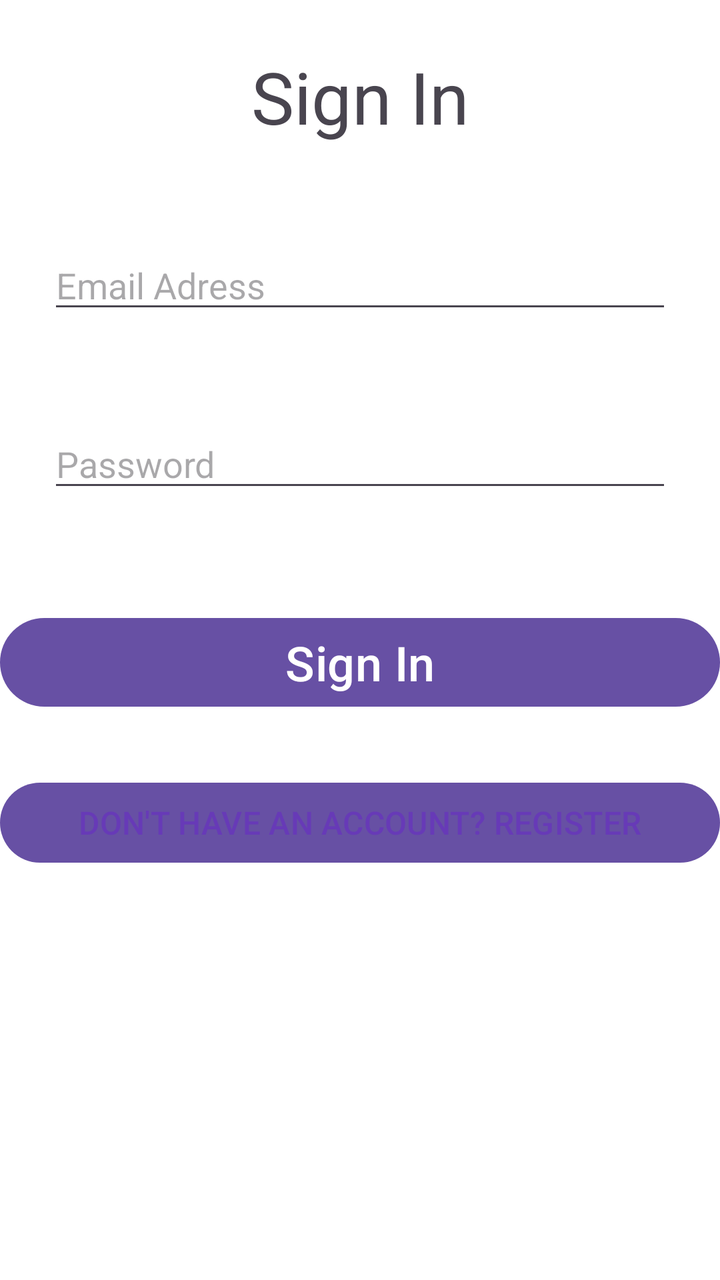
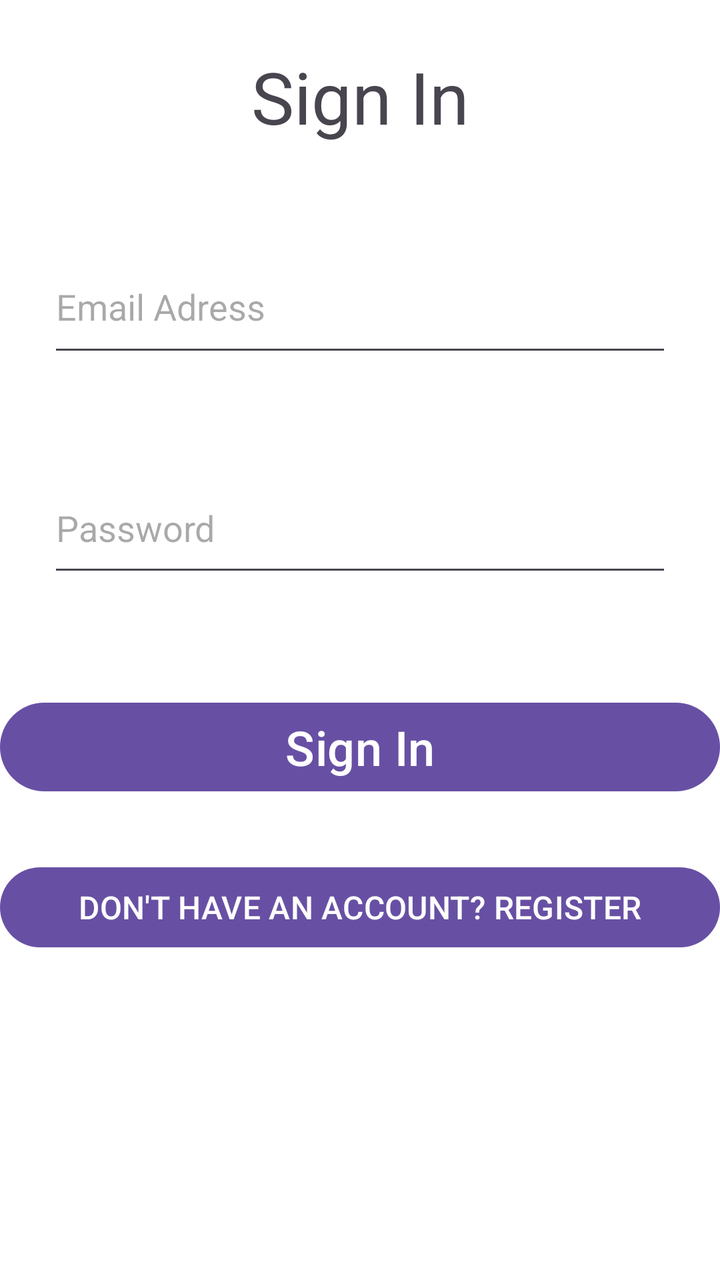

Screens rendered from an Android XML layout before and after an edit, with the pre-edit source and the edit as a unified diff.
<!-- AndroidManifest.xml: application theme Theme.FinalProjShab -->
<!-- res/layout/activity_sign_in.xml -->
<?xml version="1.0" encoding="utf-8"?>
<LinearLayout xmlns:android="http://schemas.android.com/apk/res/android"
    xmlns:app="http://schemas.android.com/apk/res-auto"
    xmlns:tools="http://schemas.android.com/tools"
    android:id="@+id/main"
    android:layout_width="match_parent"
    android:layout_height="match_parent"
    android:layout_margin="1dp"
    android:background="#FFFFFF"
    android:orientation="vertical"
    app:layoutDescription="@xml/activity_sign_in_scene"
    tools:context=".ViewPkg.SignIn">

    <TextView
        android:id="@+id/textView"
        android:layout_width="match_parent"
        android:layout_height="wrap_content"
        android:layout_margin="24dp"
        android:gravity="center"
        android:text="Sign In"
        android:textSize="36dp" />

    <EditText
        android:id="@+id/editTextText"
        android:layout_width="match_parent"
        android:layout_height="wrap_content"
        android:layout_margin="24dp"
        android:hint="Email Adress"


        android:inputType="text" />

    <EditText
        android:id="@+id/editTextText2"
        android:layout_width="match_parent"
        android:layout_height="wrap_content"
        android:layout_margin="24dp"
        android:hint="Password"
        android:inputType="text" />

    <Button
        android:id="@+id/button2"
        android:layout_width="match_parent"
        android:layout_height="wrap_content"
        android:layout_marginTop="30dp"
        android:text="Sign In"

        android:textColorLink="#673AB7"
        android:textSize="24sp" />

    <Button
        android:id="@+id/button"
        android:layout_width="match_parent"
        android:layout_height="wrap_content"
        android:layout_marginTop="30dp"
        android:shadowColor="#753333"
        android:text="DON'T HAVE AN ACCOUNT? REGISTER"
        android:textColor="#673AB7"
        android:textColorLink="#743AAD"
        android:textSize="16sp"
        app:rippleColor="#B15252"
        app:strokeColor="#877E7E" />

</LinearLayout>
<!-- resources referenced by this layout -->
<resources>
  <style name="Theme.FinalProjShab" parent="Base.Theme.FinalProjShab" />
  <style name="Base.Theme.FinalProjShab" parent="Theme.Material3.DayNight.NoActionBar">
          
          
      </style>
</resources>

<!-- the commit's change to res/layout/activity_sign_in.xml (unified diff, before → after) -->
@@ -23,7 +23,7 @@
     <EditText
         android:id="@+id/editTextText"
         android:layout_width="match_parent"
-        android:layout_height="wrap_content"
+        android:layout_height="63dp"
         android:layout_margin="24dp"
         android:hint="Email Adress"
 
@@ -33,7 +33,7 @@
     <EditText
         android:id="@+id/editTextText2"
         android:layout_width="match_parent"
-        android:layout_height="wrap_content"
+        android:layout_height="62dp"
         android:layout_margin="24dp"
         android:hint="Password"
         android:inputType="text" />
@@ -55,8 +55,8 @@
         android:layout_marginTop="30dp"
         android:shadowColor="#753333"
         android:text="DON'T HAVE AN ACCOUNT? REGISTER"
-        android:textColor="#673AB7"
-        android:textColorLink="#743AAD"
+        android:textColor="#FDFDFD"
+        android:textColorLink="#673AB7"
         android:textSize="16sp"
         app:rippleColor="#B15252"
         app:strokeColor="#877E7E" />
